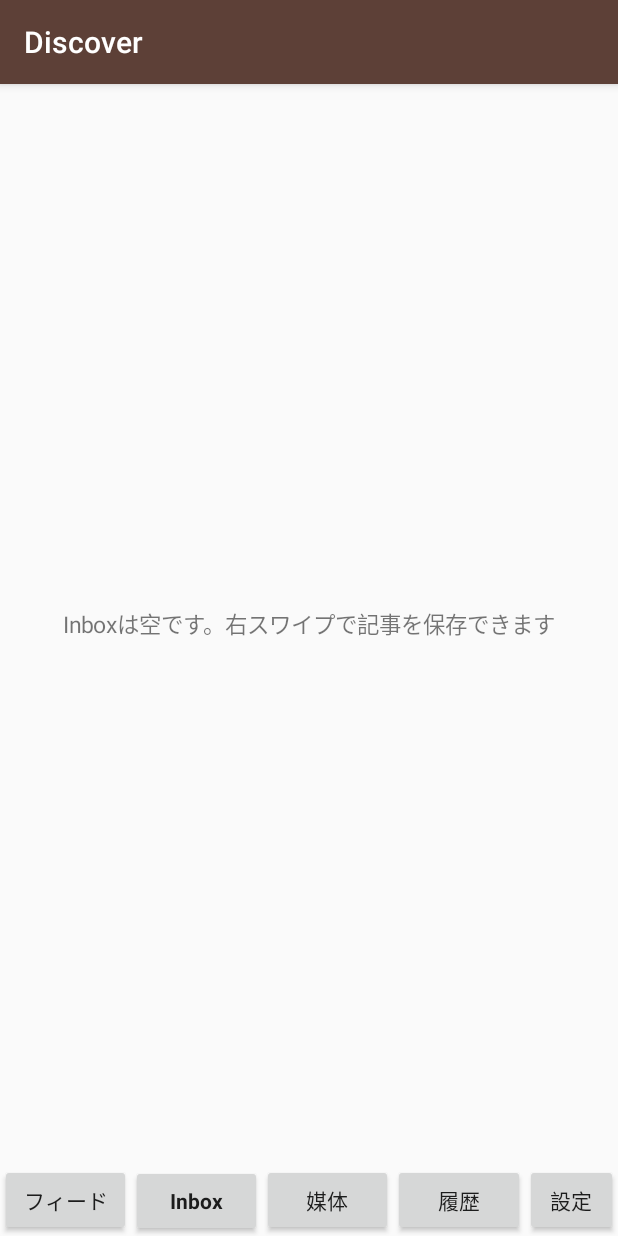
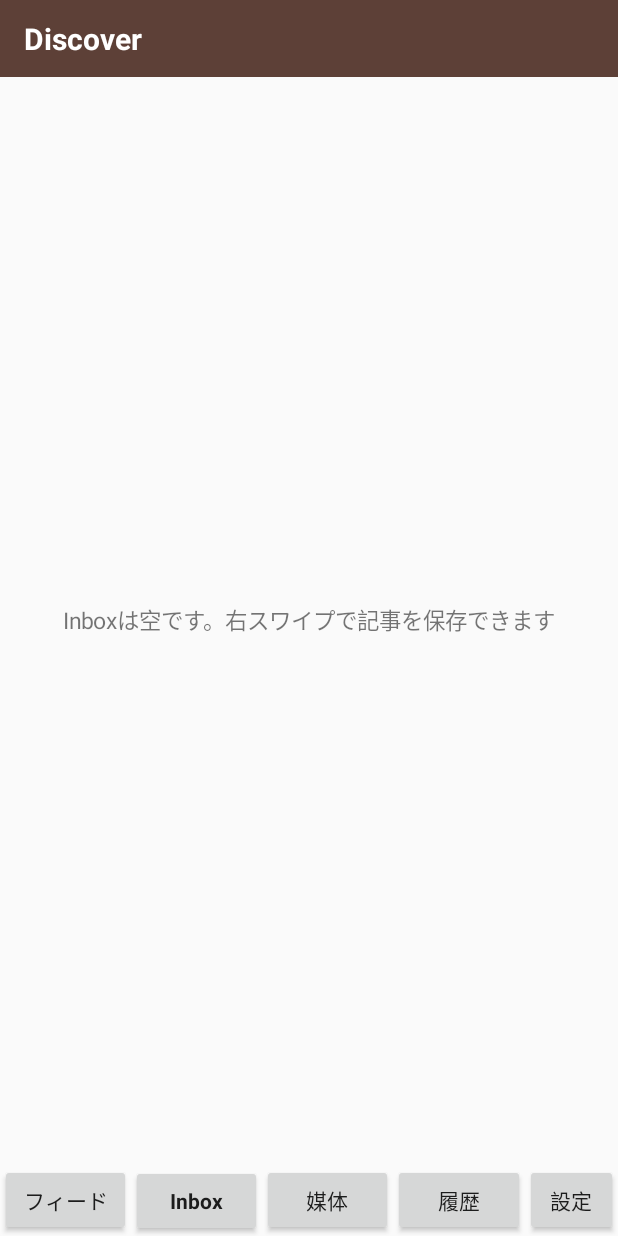
Before and after one commit to ysk-agent/article-recommender-android, an Android app: the screen it shows after launch (MainActivity), after a tap on "Inbox", on a phone screen of 412 x 824 dp. Run offline under Robolectric (Android 15) with nearby library versions, the phone set to English and light mode, and no system bars; pictures from the network do not load.

Commit message:
Fix edge-to-edge layout: NoActionBar theme + own title bar + system-bar insets
CI run 2 diagnostics (window_dump.xml) showed android:id/content at
[0,0][1080,2400]: under targetSdk 35 the AppCompat DarkActionBar
overlays full-bleed content, so the first feed row sat under the
status/action bar (title bounds y=26) and the tab bar under the nav
bar (y=2274..2400) — taps landed on system UI. setDecorFitsSystemWindows
does not opt out of this. Follow the sibling apps: NoActionBar theme,
app-drawn title bar in MainActivity, and a system-bar insets listener
padding each activity root.

[test: all]

```diff
--- a/app/src/main/java/dev/moriya/discover/MainActivity.kt
+++ b/app/src/main/java/dev/moriya/discover/MainActivity.kt
@@ -1,5 +1,6 @@
 package dev.moriya.discover
 
+import android.graphics.Color
 import android.graphics.Typeface
 import android.os.Bundle
 import android.view.ViewGroup
@@ -7,7 +8,6 @@ import android.widget.Button
 import android.widget.FrameLayout
 import android.widget.LinearLayout
 import androidx.appcompat.app.AppCompatActivity
-import androidx.core.view.WindowCompat
 import androidx.fragment.app.Fragment
 import dev.moriya.discover.ui.FeedFragment
 import dev.moriya.discover.ui.HistoryFragment
@@ -30,11 +30,6 @@ class MainActivity : AppCompatActivity() {
 
     override fun onCreate(saved: Bundle?) {
         super.onCreate(saved)
-        // targetSdk 35 forces edge-to-edge on Android 15: without this,
-        // content slides under the status bar / action bar and the tab
-        // bar under the navigation bar (seen in the first CI run's
-        // screenshots). Classic fitted layout is what this app wants.
-        WindowCompat.setDecorFitsSystemWindows(window, true)
         container = FrameLayout(this).apply {
             id = CONTAINER_ID
             layoutParams = LinearLayout.LayoutParams(
@@ -56,10 +51,22 @@ class MainActivity : AppCompatActivity() {
             layoutParams = LinearLayout.LayoutParams(0, ViewGroup.LayoutParams.WRAP_CONTENT, 0.7f)
             setOnClickListener { startActivity(dev.moriya.discover.ui.SettingsActivity.intent(this@MainActivity)) }
         })
+        // NoActionBar theme (edge-to-edge under targetSdk 35 makes the
+        // AppCompat action bar overlay the content), so the app draws
+        // its own title bar, like the sibling apps draw their headers.
+        val titleBar = android.widget.TextView(this).apply {
+            text = "Discover"
+            textSize = 20f
+            typeface = Typeface.DEFAULT_BOLD
+            setTextColor(Color.WHITE)
+            setBackgroundColor(Color.parseColor("#5D4037"))
+            setPadding(dp(16), dp(12), dp(16), dp(12))
+        }
         val root = LinearLayout(this).apply {
             orientation = LinearLayout.VERTICAL
-            addView(container); addView(bar)
+            addView(titleBar); addView(container); addView(bar)
         }
+        dev.moriya.discover.ui.applySystemBarInsets(root)
         setContentView(root)
         if (saved == null) select(0)
     }
--- a/app/src/main/java/dev/moriya/discover/ui/UiHelpers.kt
+++ b/app/src/main/java/dev/moriya/discover/ui/UiHelpers.kt
@@ -1,11 +1,13 @@
 package dev.moriya.discover.ui
 
 import android.content.Context
+import android.view.View
+import androidx.core.view.ViewCompat
+import androidx.core.view.WindowInsetsCompat
 import android.graphics.Color
 import android.os.Handler
 import android.os.Looper
 import android.view.Gravity
-import android.view.View
 import android.view.ViewGroup
 import android.widget.Button
 import android.widget.FrameLayout
@@ -66,3 +68,14 @@ object UndoBar {
         android.widget.Toast.makeText(root.context, message, android.widget.Toast.LENGTH_SHORT).show()
     }
 }
+
+/** targetSdk 35 draws edge-to-edge: pad [root] by the system bars so
+ *  content never slides under the status bar or the navigation bar
+ *  (CI runs 1-2: rows under the action bar, tab bar under the nav bar). */
+fun applySystemBarInsets(root: View) {
+    ViewCompat.setOnApplyWindowInsetsListener(root) { v, insets ->
+        val bars = insets.getInsets(WindowInsetsCompat.Type.systemBars())
+        v.setPadding(bars.left, bars.top, bars.right, bars.bottom)
+        insets
+    }
+}
--- a/app/src/main/res/values/themes.xml
+++ b/app/src/main/res/values/themes.xml
@@ -1,5 +1,5 @@
 <resources>
-    <style name="Theme.Discover" parent="Theme.AppCompat.DayNight.DarkActionBar">
+    <style name="Theme.Discover" parent="Theme.AppCompat.DayNight.NoActionBar">
         <item name="colorPrimary">#5D4037</item>
         <item name="colorPrimaryDark">#3E2723</item>
         <item name="colorAccent">#1565C0</item>
```
Also changed, not shown: app/src/main/java/dev/moriya/discover/ui/ReaderActivity.kt (+1 -7 lines), app/src/main/java/dev/moriya/discover/ui/SettingsActivity.kt (+3 -7 lines), app/src/main/java/dev/moriya/discover/ui/SourceActivity.kt (+1 -6 lines).
